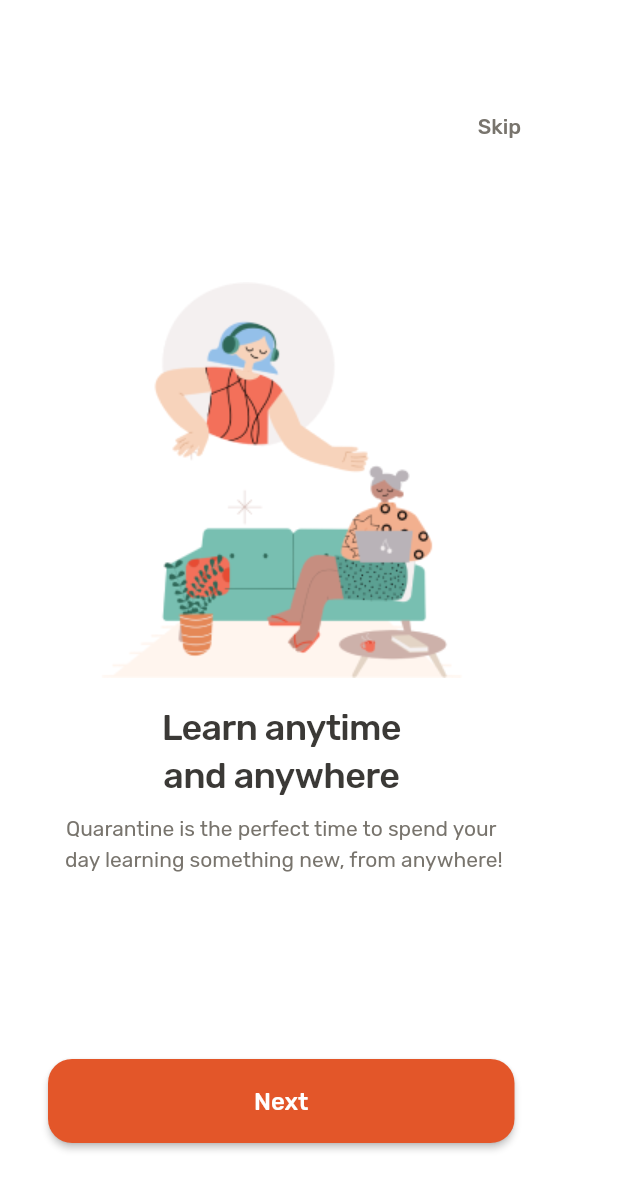
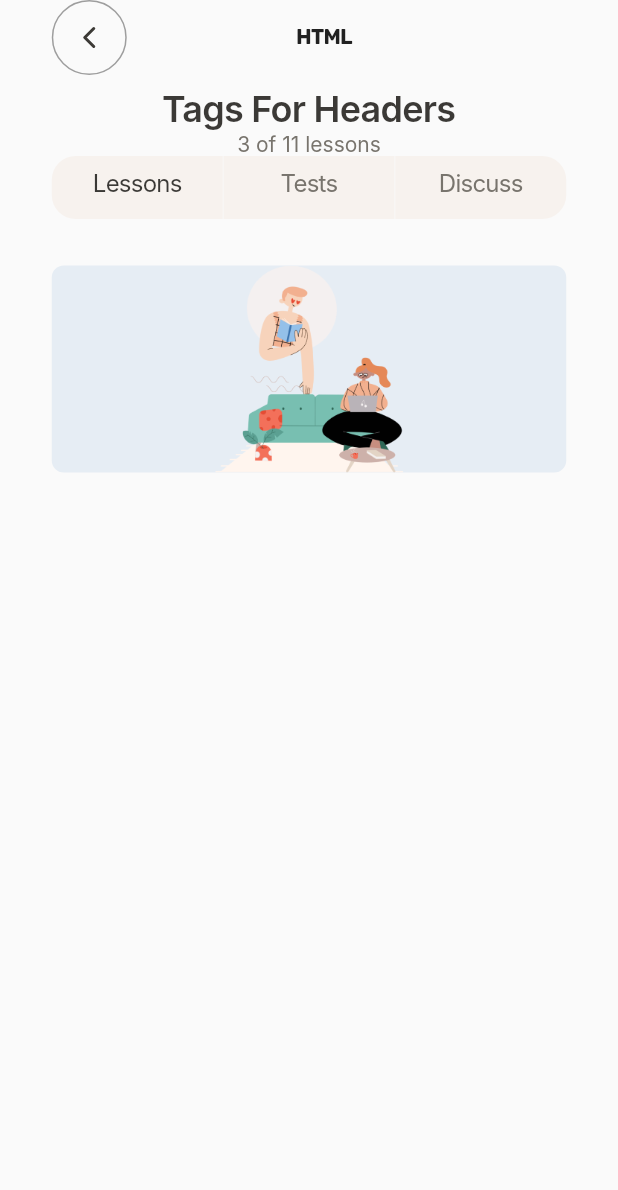
Before and after one commit to josephmangmang/OJT-Course-EdTech-Mobile-App, a Flutter app: the screen it shows after launch, on a phone screen of 412 x 824 dp. Shown: the top 1190 px of the screen. Run offline on Flutter 3.47's test engine with Material 2 defaults, Android fonts, the phone set to English and light mode, and no system bars; our stand-ins replace flutter_svg, google_fonts, stacked, stacked_services, stacked_shared.

Commit message:
implement course lesson

```diff
--- a/lib/app/app.dart
+++ b/lib/app/app.dart
@@ -14,6 +14,7 @@ import 'package:edtechapp/ui/views/your_courses/your_courses_view.dart';
 import 'package:edtechapp/ui/views/lesson_courses/lesson_courses_view.dart';
 import 'package:edtechapp/ui/views/intro/intro_view.dart';
 
+import 'package:edtechapp/ui/views/course_lesson/course_lesson_view.dart';
 // @stacked-import
 
 @StackedApp(
@@ -30,6 +31,7 @@ import 'package:edtechapp/ui/views/intro/intro_view.dart';
     MaterialRoute(page: LessonCoursesView),
     MaterialRoute(page: IntroPage),
 
+    MaterialRoute(page: CourseLessonView),
 // @stacked-route
   ],
   dependencies: [
--- /dev/null
+++ b/lib/ui/views/course_lesson/course_lesson_view.dart
@@ -0,0 +1,218 @@
+import 'package:flutter/material.dart';
+import 'package:stacked/stacked.dart';
+import 'package:flutter_svg/svg.dart';
+import 'course_lesson_viewmodel.dart';
+
+class CourseLessonView extends StackedView<CourseLessonViewModel> {
+  const CourseLessonView({Key? key}) : super(key: key);
+
+  @override
+  Widget builder(
+    BuildContext context,
+    CourseLessonViewModel viewModel,
+    Widget? child,
+  ) {
+    return SafeArea(
+      child: Scaffold(
+        body: SafeArea(
+          child: Padding(
+            padding: const EdgeInsets.only(),
+            child: Center(
+              child: Column(
+                children: [
+                  //verticalSpaceLarge,
+                  Container(
+                    width: 343,
+                    child: Row(
+                      children: [
+                        Row(
+                          children: [
+                            Container(
+                              decoration: BoxDecoration(
+                                shape: BoxShape.circle,
+                                border: Border.all(color: Colors.grey),
+                              ),
+                              child: ClipOval(
+                                child: SizedBox(
+                                  height: 48,
+                                  width: 48,
+                                  child: IconButton(
+                                    onPressed: () {},
+                                    icon: SvgPicture.asset(
+                                        'assets/svg/Go-back.svg'),
+                                  ),
+                                ),
+                              ),
+                            ),
+                            Container(
+                              width: 263,
+                              height: 32,
+                              alignment: Alignment.center,
+                              child: const Text(
+                                'HTML',
+                                textAlign: TextAlign.center,
+                                style: TextStyle(
+                                  fontFamily: 'Rubik',
+                                  fontWeight: FontWeight.w700,
+                                  letterSpacing: -0.50,
+                                ),
+                              ),
+                            ),
+                          ],
+                        )
+                      ],
+                    ),
+                  ),
+                  Container(
+                    width: 343,
+                    height: 127,
+                    padding: const EdgeInsets.symmetric(vertical: 8),
+                    alignment: Alignment.center,
+                    child: Column(
+                      crossAxisAlignment: CrossAxisAlignment.center,
+                      children: [
+                        const SizedBox(
+                          child: Text(
+                            'Tags For Headers',
+                            style: TextStyle(
+                              color: Color(0xFF3B3936),
+                              fontSize: 24,
+                              fontFamily: 'Inter',
+                              fontWeight: FontWeight.w600,
+                              letterSpacing: -0.50,
+                            ),
+                          ),
+                        ),
+                        const SizedBox(
+                          child: Text(
+                            '3 of 11 lessons',
+                            textAlign: TextAlign.center,
+                            style: TextStyle(
+                              color: Color(0xFF78746D),
+                              fontSize: 14,
+                              fontFamily: 'Inter',
+                              fontWeight: FontWeight.w400,
+                            ),
+                          ),
+                        ),
+                        Row(
+                          crossAxisAlignment: CrossAxisAlignment.center,
+                          mainAxisAlignment: MainAxisAlignment.spaceBetween,
+                          children: [
+                            Container(
+                              width: 114,
+                              height: 42,
+                              padding: const EdgeInsets.symmetric(
+                                  horizontal: 22, vertical: 8),
+                              clipBehavior: Clip.antiAlias,
+                              decoration: const ShapeDecoration(
+                                color: Color(0xFFF7F2EE),
+                                shape: RoundedRectangleBorder(
+                                  borderRadius: BorderRadius.only(
+                                    topLeft: Radius.circular(16),
+                                    bottomLeft: Radius.circular(16),
+                                  ),
+                                ),
+                              ),
+                              child: const Text(
+                                'Lessons',
+                                textAlign: TextAlign.center,
+                                style: TextStyle(
+                                  color: Color(0xFF3B3936),
+                                  fontSize: 16,
+                                  fontFamily: 'Inter',
+                                  fontWeight: FontWeight.w400,
+                                  letterSpacing: -0.50,
+                                ),
+                              ),
+                            ),
+                            Container(
+                              width: 114,
+                              height: 42,
+                              padding: const EdgeInsets.symmetric(
+                                  horizontal: 33, vertical: 8),
+                              clipBehavior: Clip.antiAlias,
+                              decoration:
+                                  const BoxDecoration(color: Color(0xFFF7F2EE)),
+                              child: const SizedBox(
+                                height: double.infinity,
+                                child: Text(
+                                  'Tests',
+                                  textAlign: TextAlign.center,
+                                  style: TextStyle(
+                                    color: Color(0xFF78746D),
+                                    fontSize: 16,
+                                    fontFamily: 'Inter',
+                                    fontWeight: FontWeight.w400,
+                                    letterSpacing: -0.50,
+                                  ),
+                                ),
+                              ),
+                            ),
+                            Container(
+                              width: 114,
+                              height: 42,
+                              padding: const EdgeInsets.symmetric(
+                                  horizontal: 24, vertical: 8),
+                              clipBehavior: Clip.antiAlias,
+                              decoration: const ShapeDecoration(
+                                color: Color(0xFFF7F2EE),
+                                shape: RoundedRectangleBorder(
+                                  borderRadius: BorderRadius.only(
+                                    topRight: Radius.circular(16),
+                                    bottomRight: Radius.circular(16),
+                                  ),
+                                ),
+                              ),
+                              child: const SizedBox(
+                                height: double.infinity,
+                                child: Text(
+                                  'Discuss',
+                                  textAlign: TextAlign.center,
+                                  style: TextStyle(
+                                    color: Color(0xFF78746D),
+                                    fontSize: 16,
+                                    fontFamily: 'Inter',
+                                    fontWeight: FontWeight.w400,
+                                    letterSpacing: -0.50,
+                                  ),
+                                ),
+                              ),
+                            )
+                          ],
+                        ),
+                      ],
+                    ),
+                  ),
+                  Container(
+                    width: 343,
+                    height: 138,
+                    decoration: BoxDecoration(
+                      color: const Color(0xFFE6EDF4),
+                      image: const DecorationImage(
+                        image: AssetImage(
+                            "assets/png/Cool Kids Long Distance Relationship.png"),
+                        fit: BoxFit.contain,
+                      ),
+                      borderRadius: BorderRadius.circular(8),
+                    ),
+                  ),
+                  Container(
+                    width: 343,
+                    height: 56,
+                  ),
+                ],
+              ),
+            ),
+          ),
+        ),
+      ),
+    );
+  }
+
+  @override
+  CourseLessonViewModel viewModelBuilder(
+    BuildContext context,
+  ) =>
+      CourseLessonViewModel();
+}
--- /dev/null
+++ b/lib/ui/views/course_lesson/course_lesson_viewmodel.dart
@@ -0,0 +1,3 @@
+import 'package:stacked/stacked.dart';
+
+class CourseLessonViewModel extends BaseViewModel {}
--- a/lib/ui/views/startup/startup_viewmodel.dart
+++ b/lib/ui/views/startup/startup_viewmodel.dart
@@ -13,6 +13,6 @@ class StartupViewModel extends BaseViewModel {
     // This is where you can make decisions on where your app should navigate when
     // you have custom startup logic
 
-    _navigationService.replaceWithIntroPage();
+    _navigationService.replaceWithCourseLessonView();
   }
 }
```
Also changed, not shown: lib/app/app.router.dart (+60 -17 lines), lib/ui/views/result/result_view.dart (line endings or trailing spaces), 1 other file.
